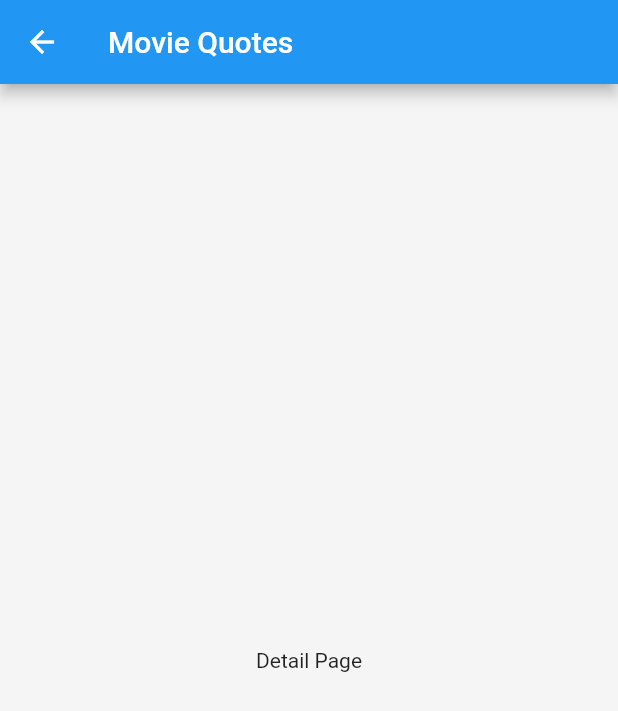
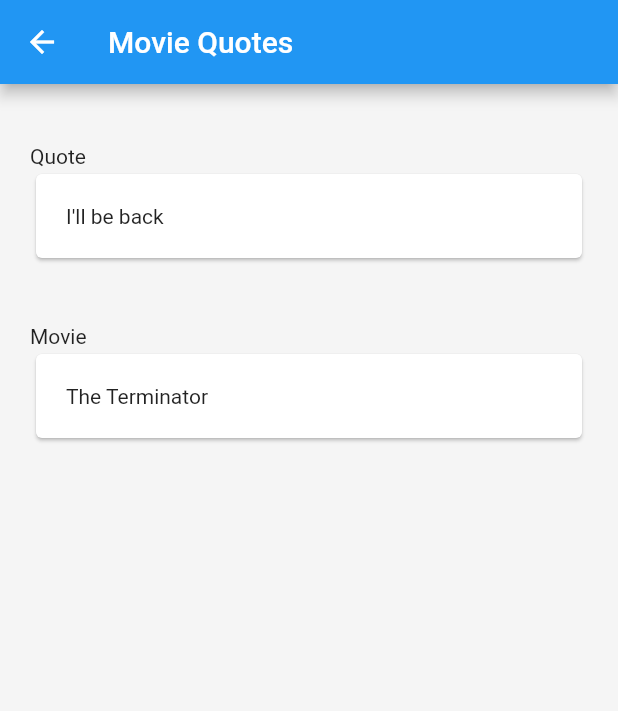
Before and after one commit to rhit-yiny1/movie-quotes, a Flutter app: the screen it shows after launch, after a tap on "I'll be back", on a phone screen of 412 x 824 dp. Shown: the top 711 px of the screen. Run offline on Flutter 3.47's test engine with Material 2 defaults, Android fonts, the phone set to English and light mode, and no system bars.

Commit message:
detail page updates

```diff
--- a/movie_quotes/lib/pages/movie_quote_detail_page.dart
+++ b/movie_quotes/lib/pages/movie_quote_detail_page.dart
@@ -1,9 +1,9 @@
 import 'package:flutter/material.dart';
-import 'package:flutter/src/widgets/container.dart';
-import 'package:flutter/src/widgets/framework.dart';
+import 'package:movie_quotes/models/movie_quote.dart';
 
 class MovieQuoteDetailPage extends StatefulWidget {
-  const MovieQuoteDetailPage({super.key});
+  final MovieQuote mq;
+  const MovieQuoteDetailPage(this.mq, {super.key});
 
   @override
   State<MovieQuoteDetailPage> createState() => _MovieQuoteDetailPageState();
@@ -17,7 +17,57 @@
         title: const Text("Movie Quotes"),
       ),
       backgroundColor: Colors.grey[100],
-      body: Center(child: Text("Detail Page")),
+      body: Container(
+        padding: const EdgeInsets.all(20.0),
+        child: Column(
+          children: [
+            LabelledTextDisplay(
+              label: "Quote",
+              content: widget.mq.quote,
+              iconData: Icons.format_quote_outlined,
+            ),
+            LabelledTextDisplay(
+              label: "Movie",
+              content: widget.mq.movie,
+              iconData: Icons.movie_filter_outlined,
+            ),
+          ],
+        ),
+      ),
     );
   }
 }
+
+class LabelledTextDisplay extends StatelessWidget {
+  final String label;
+  final String content;
+  final IconData iconData;
+
+  const LabelledTextDisplay(
+      {super.key,
+      required this.label,
+      required this.content,
+      required this.iconData});
+
+  @override
+  Widget build(BuildContext context) {
+    return Container(
+      margin: const EdgeInsets.symmetric(vertical: 20.0),
+      child: Column(
+        crossAxisAlignment: CrossAxisAlignment.stretch,
+        children: [
+          Text(
+            label,
+            style: const TextStyle(fontStyle: FontStyle.normal),
+          ),
+          Card(
+            child: Container(
+              padding: const EdgeInsets.all(20.0),
+              child: Text(content),
+            ),
+          )
+        ],
+      ),
+    );
+  }
+}
--- a/movie_quotes/lib/pages/movie_quotes_list_page.dart
+++ b/movie_quotes/lib/pages/movie_quotes_list_page.dart
@@ -52,7 +52,8 @@
             context,
             MaterialPageRoute(
               builder: (BuildContext context) {
-                return MovieQuoteDetailPage();
+                return MovieQuoteDetailPage(
+                    mq); // In firebase, use a document ID
               },
             ),
           );
```
